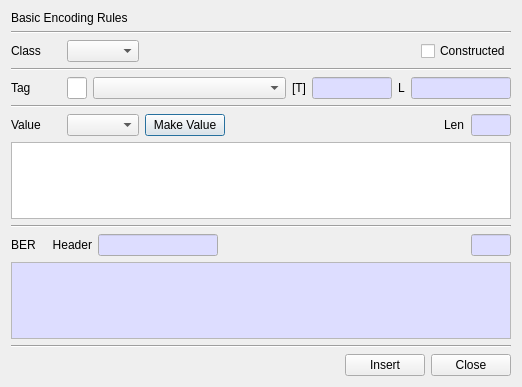
This is BerEditor/make_ber_dlg.ui in jykim74/BerEditor as Qt 5 draws it before an edit. The edited form follows.
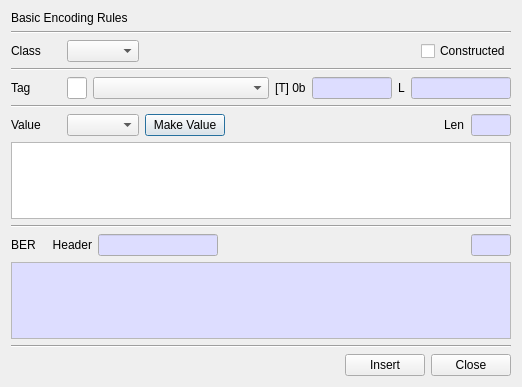
This is the edited form.

```diff
--- a/BerEditor/make_ber_dlg.ui
+++ b/BerEditor/make_ber_dlg.ui
@@ -192,7 +192,7 @@
      <item row="0" column="4">
       <widget class="QLabel" name="label_6">
        <property name="text">
-        <string>[T]</string>
+        <string>[T] 0b</string>
        </property>
       </widget>
      </item>
```
